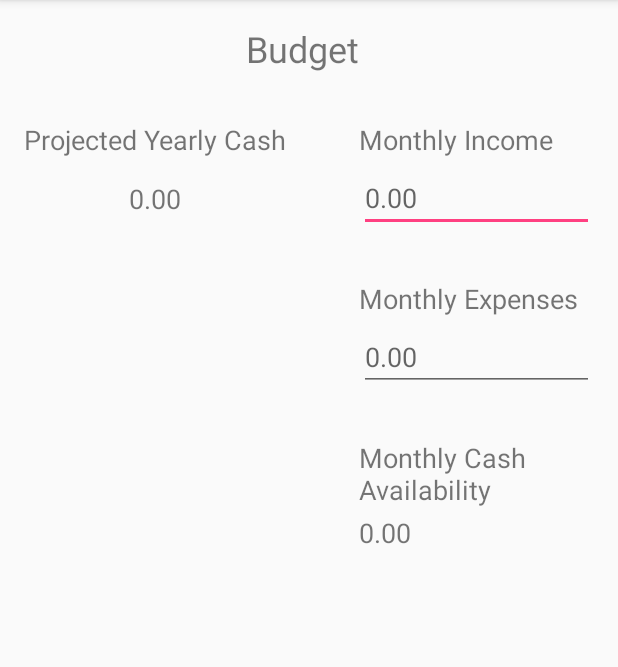
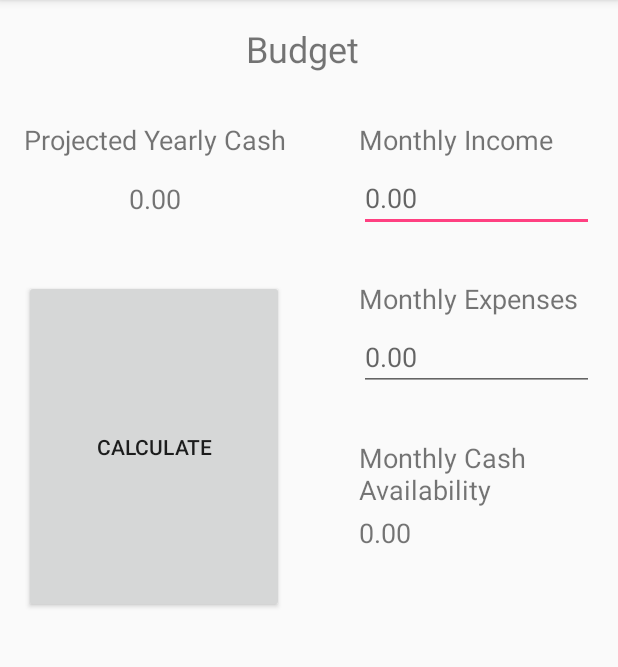
Before and after one commit to CIS4952/CIS4951, an Android app: the screen it shows after launch (MainActivity), on a phone screen of 412 x 824 dp, the part 84-751 px from its top. Run offline under Robolectric (Android 15) with nearby library versions, the phone set to English and light mode, and no system bars.

Commit message:
Updated budget page Basic budget calculation added Formatting to come

```diff
--- a/app/src/main/res/layout/activity_main.xml
+++ b/app/src/main/res/layout/activity_main.xml
@@ -10,11 +10,13 @@
         android:id="@+id/textView"
         android:layout_width="0dp"
         android:layout_height="wrap_content"
+        android:layout_marginBottom="138dp"
         android:layout_marginLeft="164dp"
         android:layout_marginStart="164dp"
         android:layout_marginTop="16dp"
         android:text="@string/budget_title"
         android:textSize="24sp"
+        app:layout_constraintBottom_toTopOf="@+id/button"
         app:layout_constraintStart_toStartOf="parent"
         app:layout_constraintTop_toTopOf="parent" />
 
@@ -56,6 +58,7 @@
         android:text="@string/monthly_expenses"
         android:textSize="18sp"
         app:layout_constraintEnd_toEndOf="parent"
+        app:layout_constraintStart_toEndOf="@+id/button"
         app:layout_constraintStart_toStartOf="@+id/textView2"
         app:layout_constraintTop_toBottomOf="@+id/editText" />
 
@@ -124,4 +127,20 @@
         app:layout_constraintEnd_toEndOf="parent"
         app:layout_constraintStart_toStartOf="@+id/textView6"
         app:layout_constraintTop_toBottomOf="@+id/textView6" />
+
+    <Button
+        android:id="@+id/button"
+        android:layout_width="0dp"
+        android:layout_height="0dp"
+        android:layout_marginBottom="359dp"
+        android:layout_marginEnd="50dp"
+        android:layout_marginLeft="16dp"
+        android:layout_marginRight="50dp"
+        android:layout_marginStart="16dp"
+        android:onClick="onButtonClick"
+        android:text="@string/calculate_budget"
+        app:layout_constraintBottom_toBottomOf="parent"
+        app:layout_constraintEnd_toStartOf="@+id/textView3"
+        app:layout_constraintStart_toStartOf="parent"
+        app:layout_constraintTop_toBottomOf="@+id/textView" />
 </android.support.constraint.ConstraintLayout>
--- a/app/src/main/res/values/strings.xml
+++ b/app/src/main/res/values/strings.xml
@@ -9,4 +9,5 @@
     <string name="projected_yearly_cash_output">0.00</string>
     <string name="monthly_cash_availability">Monthly Cash Availability</string>
     <string name="monthly_cash_avail_output">0.00</string>
+    <string name="calculate_budget">Calculate</string>
 </resources>
```
Also changed, not shown: app/src/main/java/linkubank/linkubank/MainActivity.java (+24 -2 lines).
